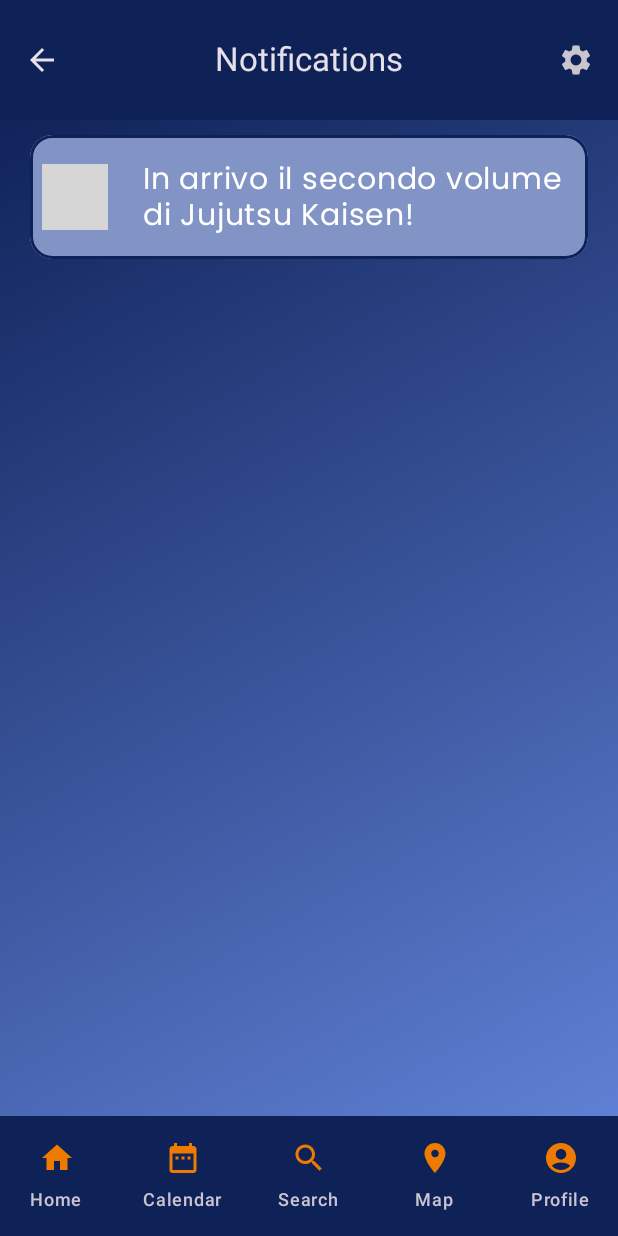
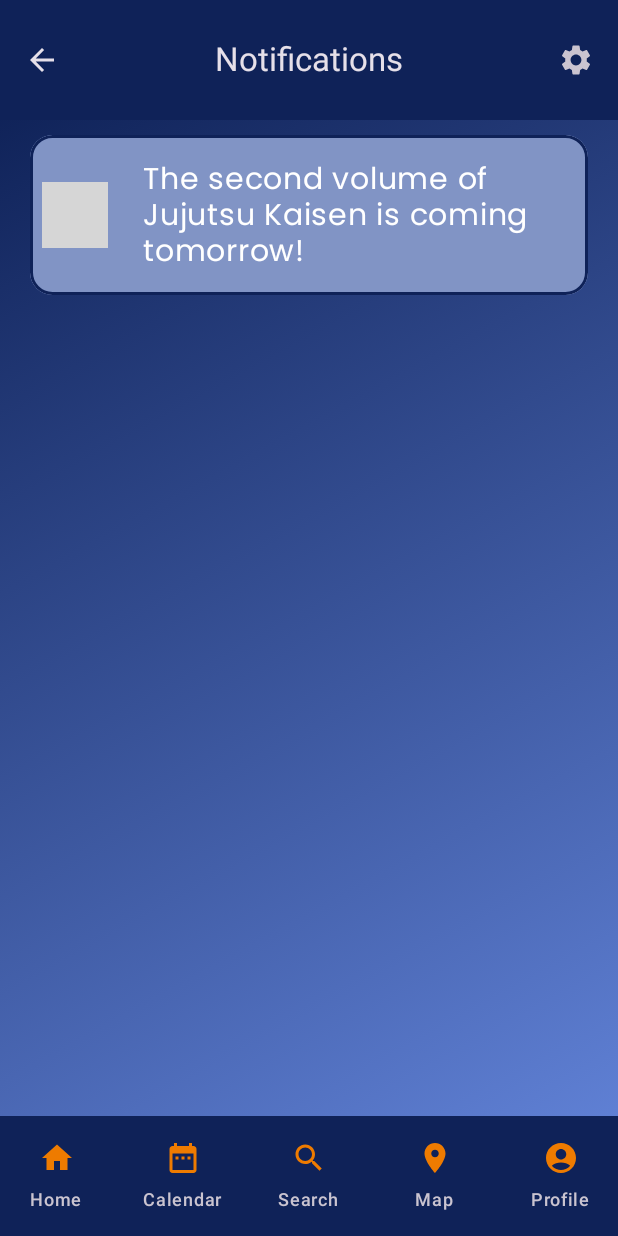
Before and after one commit to Mariarita2710/MangaGen_pre, an Android app built with Jetpack Compose: the NotificationsScreen screen opened through its navigation route, on a phone screen of 412 x 824 dp. Run offline under Robolectric (Android 15) with nearby library versions, the phone set to English and light mode, and no system bars; our stand-ins replace Firebase (no records; nobody signed in at launch, a user with empty details on screens opened directly), livedata-compose; pictures from the network do not load; grey boxes are pictures that could not be loaded.

Commit message:
Update Notifications.kt

```diff
--- a/GenerazioneMangaV3/app/src/main/java/com/polito/giulia/generazionemangav3/screens/Notifications.kt
+++ b/GenerazioneMangaV3/app/src/main/java/com/polito/giulia/generazionemangav3/screens/Notifications.kt
@@ -82,7 +82,7 @@ fun NotificationsScreen(viewModel: AppViewModel, navController: NavController) {
 
 
                 Text(
-                    text = "In arrivo il secondo volume di Jujutsu Kaisen!",
+                    text = "The second volume of Jujutsu Kaisen is coming tomorrow!",
                     textAlign = TextAlign.Left,
                     fontFamily = fontFamily,
                     fontWeight = FontWeight.Normal,
```
